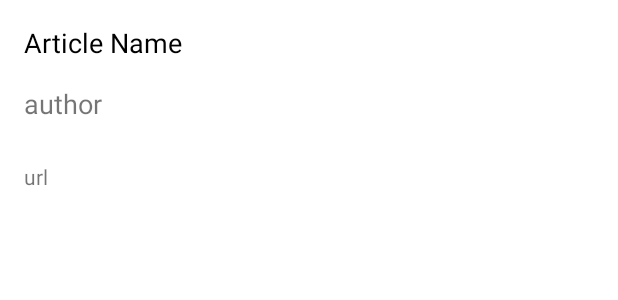
After one commit to ridhoabdi/Capstone-Bangkit, an Android app: the layout item_newsarticle.xml on its own in the app's theme, with its tools: preview values and no code run, on a phone screen of 412 x 824 dp. The commit adds this screen. Shown: the top 300 px of the screen. Run offline under Robolectric (Android 15) with nearby library versions, the phone set to English and light mode, and no system bars.

Commit message:
new update tampilan article

```diff
--- a/app/build.gradle
+++ b/app/build.gradle
@@ -101,4 +101,6 @@ dependencies {
     implementation "com.squareup.okhttp3:logging-interceptor:4.9.0"
 
     implementation 'com.loopj.android:android-async-http:1.4.9'
+
+
 }
--- a/app/src/main/AndroidManifest.xml
+++ b/app/src/main/AndroidManifest.xml
@@ -54,7 +54,7 @@
         <activity
             android:name=".ui.DashboardUI.Description.DescriptionActivity"
             android:exported="false"
-            android:label="@string/deskripsi" />
+            android:label="Article" />
         <activity
             android:name=".ui.DashboardUI.Upload.UploadActivity"
             android:exported="false"
--- /dev/null
+++ b/app/src/main/res/layout/item_newsarticle.xml
@@ -0,0 +1,41 @@
+<?xml version="1.0" encoding="utf-8"?>
+<androidx.constraintlayout.widget.ConstraintLayout xmlns:android="http://schemas.android.com/apk/res/android"
+    xmlns:app="http://schemas.android.com/apk/res-auto"
+    xmlns:tools="http://schemas.android.com/tools"
+    android:layout_width="match_parent"
+    android:layout_height="wrap_content"
+    android:padding="16dp">
+
+    <TextView
+        android:id="@+id/list_tv_article"
+        android:layout_width="wrap_content"
+        android:layout_height="wrap_content"
+        android:text="Article Name"
+        android:textColor="@color/black"
+        android:textSize="18sp"
+        app:layout_constraintStart_toStartOf="parent"
+        app:layout_constraintTop_toTopOf="parent" />
+
+    <TextView
+        android:id="@+id/list_tv_author"
+        android:layout_width="163dp"
+        android:layout_height="27dp"
+        android:layout_marginTop="16dp"
+        android:text="author"
+        android:textSize="18sp"
+        app:layout_constraintEnd_toEndOf="parent"
+        app:layout_constraintHorizontal_bias="0.0"
+        app:layout_constraintStart_toStartOf="parent"
+        app:layout_constraintTop_toBottomOf="@+id/list_tv_article" />
+
+    <TextView
+        android:id="@+id/list_tv_url"
+        android:layout_width="match_parent"
+        android:layout_height="wrap_content"
+        android:layout_below="@id/list_tv_article"
+        android:layout_marginTop="24dp"
+        android:text="url"
+        app:layout_constraintTop_toBottomOf="@+id/list_tv_author"
+        tools:layout_editor_absoluteX="16dp" />
+
+</androidx.constraintlayout.widget.ConstraintLayout>
```
Also changed, not shown: app/src/main/java/com/capstonebangkit/skin_diagnosis_app/ui/DashboardUI/Description/DescriptionActivity.kt (+66 -0 lines), app/src/main/java/com/capstonebangkit/skin_diagnosis_app/ui/DataApiNews/Article.kt (added, +7 -0 lines), app/src/main/java/com/capstonebangkit/skin_diagnosis_app/ui/adapter/ArticleAdapter.kt (added, +51 -0 lines), app/src/main/res/layout/activity_description.xml (+7 -2 lines).
